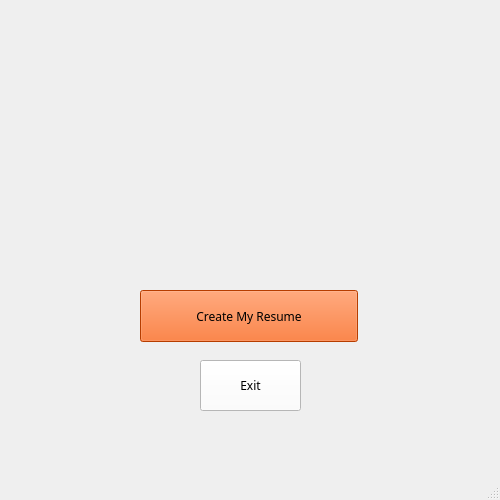
Before: the Qt Designer form form3.ui in nigkty123/ap-1399-finalproject, drawn with Qt 5.
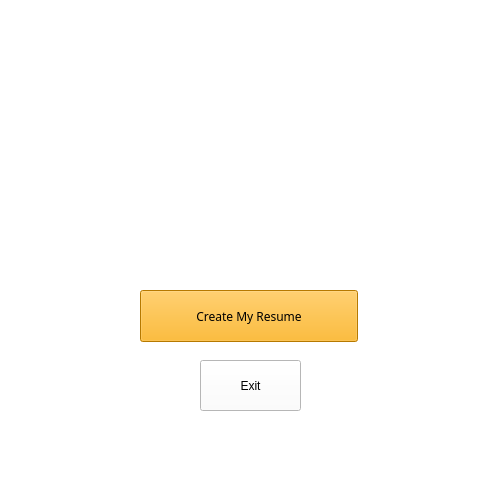
After: the same form once the commit is applied. Icons and pictures are not drawn.

What changed in the file:
```diff
--- a/form3.ui
+++ b/form3.ui
@@ -39,6 +39,10 @@
   <property name="windowTitle">
    <string>MainWindow</string>
   </property>
+  <property name="styleSheet">
+   <string notr="true">background-color: rgb(255, 255, 255);
+</string>
+  </property>
   <widget class="QWidget" name="centralwidget">
    <widget class="QPushButton" name="ExitButton">
     <property name="geometry">
@@ -119,7 +123,7 @@
      </font>
     </property>
     <property name="styleSheet">
-     <string notr="true">background-color: rgb(255, 85, 0);font: 9pt &quot;IRANSansWeb&quot;;</string>
+     <string notr="true">background-color: rgb(255, 170, 0);;font: 9pt &quot;IRANSansWeb&quot;;</string>
     </property>
     <property name="text">
      <string>Create My Resume</string>
```
